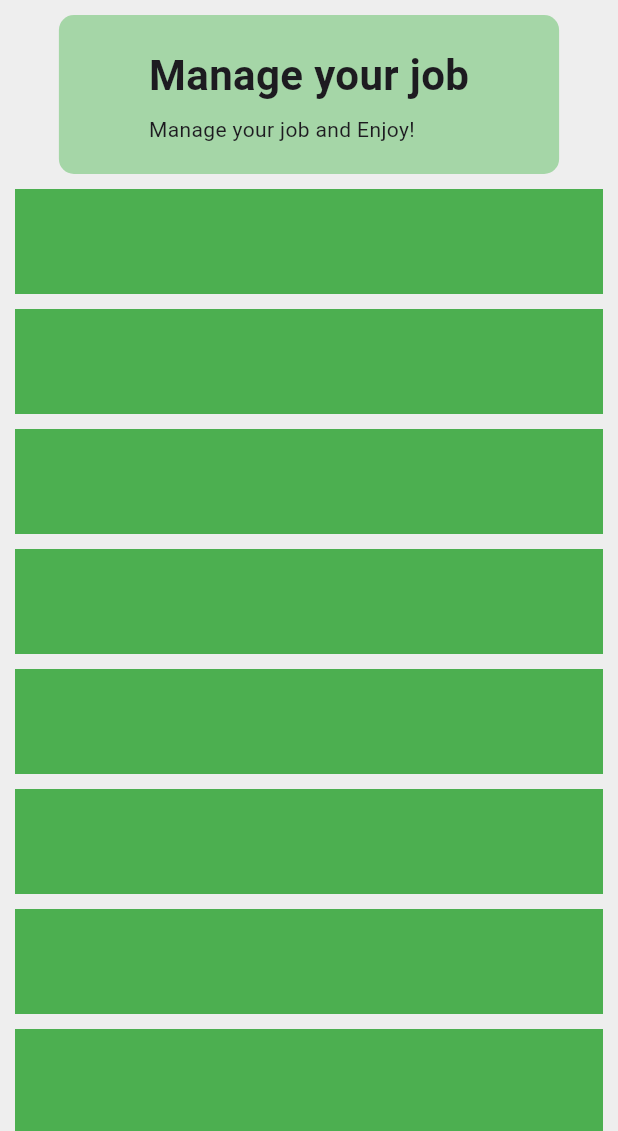
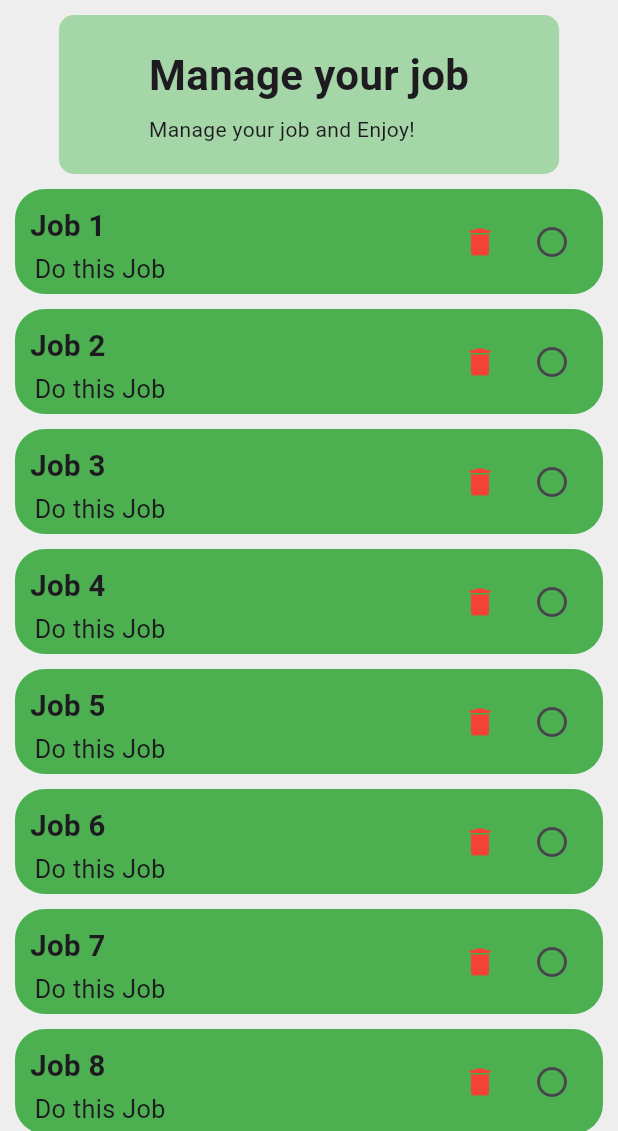
Before and after one commit to Aliamrol/Todolist, a Flutter app: the screen it shows after launch, on a phone screen of 412 x 824 dp, the part 105-1236 px from its top. Run offline on Flutter 3.47's test engine with Material 3 defaults, Android fonts, the phone set to English and light mode, and no system bars.

Commit message:
add item to listView

```diff
--- a/lib/homeScreen.dart
+++ b/lib/homeScreen.dart
@@ -1,4 +1,6 @@
 import 'package:flutter/material.dart';
+
+int i = 0;
 
 class HomeScreen extends StatefulWidget {
   const HomeScreen({super.key});
@@ -53,12 +55,57 @@ class HomeScreenState extends State<HomeScreen> {
                     ),
                     Expanded(
                         child: ListView.builder(
-                          itemCount: 10,
+                            itemCount: 10,
                             itemBuilder: (context, index) {
+                              i = index;
                               return Container(
-                                color: Colors.green,
+                                decoration: BoxDecoration(
+                                    color: Colors.green,
+                                    borderRadius: BorderRadius.circular(20)),
                                 margin: EdgeInsets.only(top: 10),
                                 height: 70,
+                                padding: EdgeInsets.all(10),
+                                child: Row(
+                                  mainAxisAlignment:
+                                      MainAxisAlignment.spaceBetween,
+                                  children: [
+                                    Column(
+                                      crossAxisAlignment:
+                                          CrossAxisAlignment.start,
+                                      children: [
+                                        Text(
+                                          "Job ${i + 1} ",
+                                          textScaleFactor: 1.4,
+                                          style: const TextStyle(
+                                              fontWeight: FontWeight.bold),
+                                        ),
+                                        Padding(
+                                          padding: EdgeInsets.all(3),
+                                          child: Text(
+                                            "Do this Job ",
+                                            textScaleFactor: 1.2,
+                                          ),
+                                        )
+                                      ],
+                                    ),
+                                    Container(
+                                      child: Row(
+                                        textBaseline: TextBaseline.ideographic,
+                                        children: [
+                                          IconButton(
+                                              onPressed: () {},
+                                              icon: Icon(
+                                                Icons.delete,
+                                                color: Colors.red[500],
+                                              )),
+                                          IconButton(
+                                              onPressed: () {},
+                                              icon: Icon(Icons.circle_outlined))
+                                        ],
+                                      ),
+                                    )
+                                  ],
+                                ),
                               );
                             }))
                   ],
--- a/lib/main.dart
+++ b/lib/main.dart
@@ -17,7 +17,7 @@ class MyApp extends StatelessWidget {
         theme: ThemeData(
             // fontFamily: "nas",
             scaffoldBackgroundColor: Colors.grey[200]),
-        home: Scaffold(
+        home: const Scaffold(
           body: HomeScreen(),
         ));
   }
--- a/pubspec.yaml
+++ b/pubspec.yaml
@@ -63,6 +63,7 @@ flutter:
 
   assets:
     - assets/images/logo.jpg
+    - assets/images/delete.png
   # To add assets to your application, add an assets section, like this:
   # assets:
   #   - images/a_dot_burr.jpeg
```
Also changed, not shown: assets/images/delete.jpg (added).
